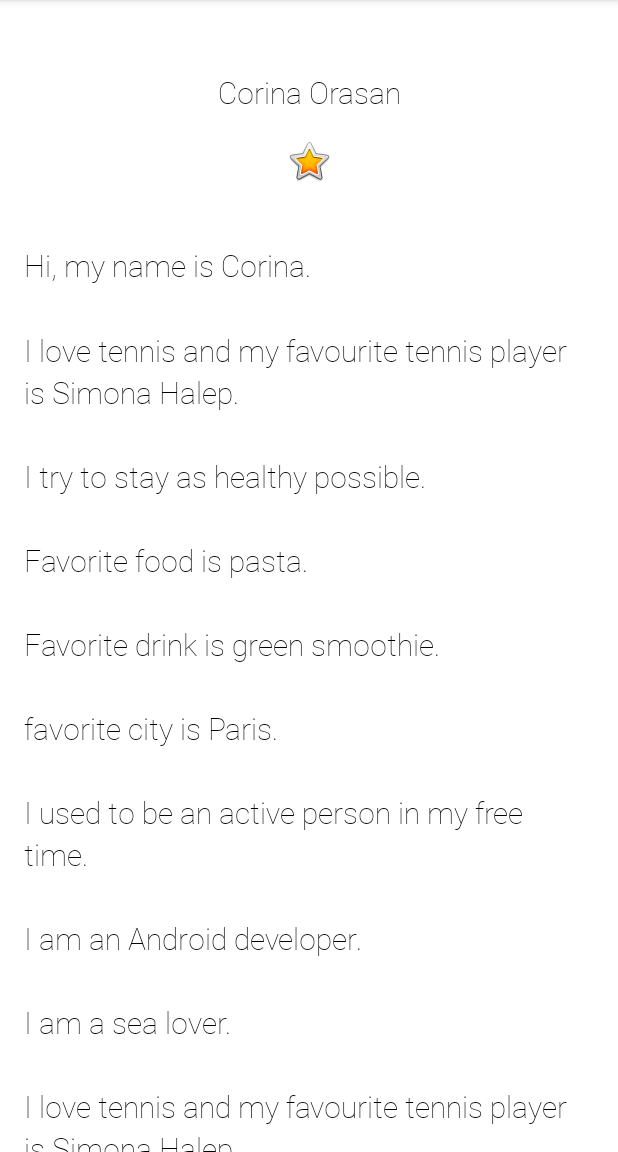
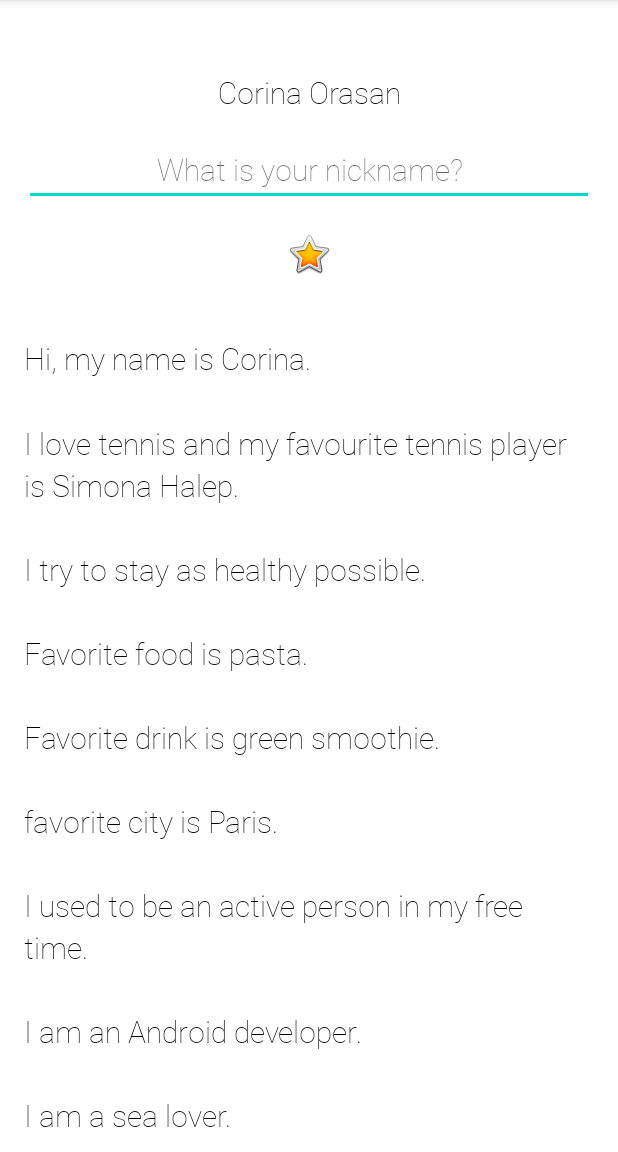
Before and after one commit to corinaorasan/AboutMe, an Android app: the screen it shows after launch (MainActivity), on a phone screen of 412 x 824 dp, the part 84-1236 px from its top. Run offline under Robolectric (Android 15) with nearby library versions, the phone set to English and light mode, and no system bars; Roboto replaces fonts that are not available here.

Commit message:
Add an EditText for TextInput to enter nickname

```diff
--- a/app/src/main/res/layout/activity_main.xml
+++ b/app/src/main/res/layout/activity_main.xml
@@ -15,6 +15,16 @@
         android:layout_width="match_parent"
         android:layout_height="wrap_content"
         android:text="@string/name"
+        android:textAlignment="center" />
+
+    <EditText
+        android:id="@+id/nickname_edit"
+        style="@style/NameStyle"
+        android:layout_width="match_parent"
+        android:layout_height="wrap_content"
+        android:ems="10"
+        android:hint="@string/what_is_your_nickname"
+        android:inputType="textPersonName"
         android:textAlignment="center" />
 
     <ImageView
--- a/app/src/main/res/values/strings.xml
+++ b/app/src/main/res/values/strings.xml
@@ -20,4 +20,5 @@
         \n\nI am an Android developer.
         \n\nI am a sea lover.
     </string>
+    <string name="what_is_your_nickname">What is your nickname?</string>
 </resources>
```
